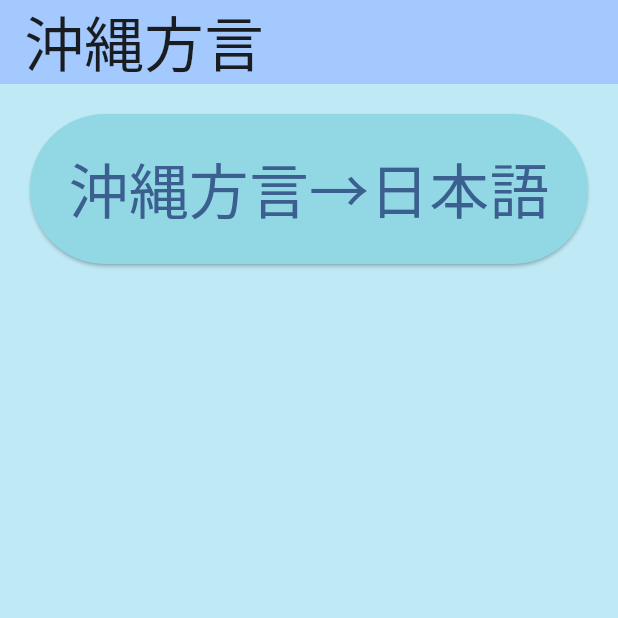
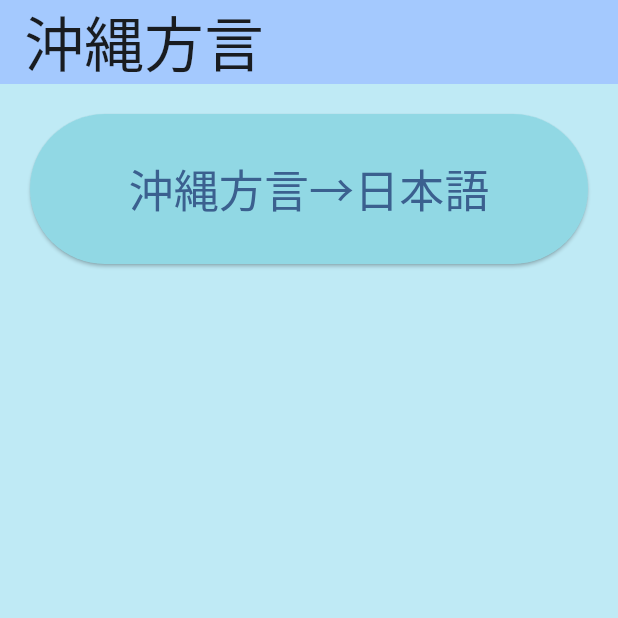
Before and after one commit to gusiken0604/OkinawaHougen, a Flutter app: the screen it shows after launch, on a phone screen of 412 x 824 dp, the top half of it. Run offline on Flutter 3.47's test engine with Material 3 defaults, Android fonts, the phone set to English and light mode, and no system bars; our stand-ins replace sqflite; accounts and stored records are empty.

Commit message:
沖縄方言から日本語ボタンが２行になっていたのを修正

```diff
--- a/lib/main.dart
+++ b/lib/main.dart
@@ -70,7 +70,8 @@ class _MyHomePageState extends State<MyHomePage> {
                     //色を変える//91D8E4
 
                     //color: Color(91D8E4),
-                    fontSize: 40,
+                    fontSize: 30,
+                    overflow: TextOverflow.ellipsis,
                   ),
                 ),
               ),
```
Also changed, not shown: 1 other file.
